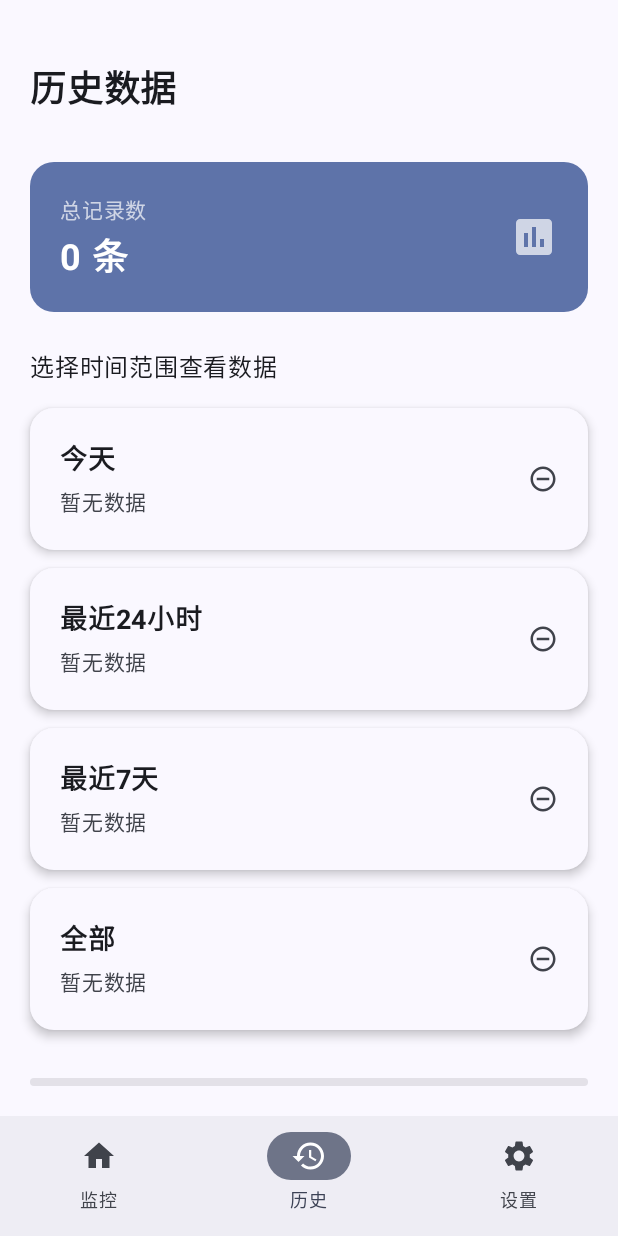
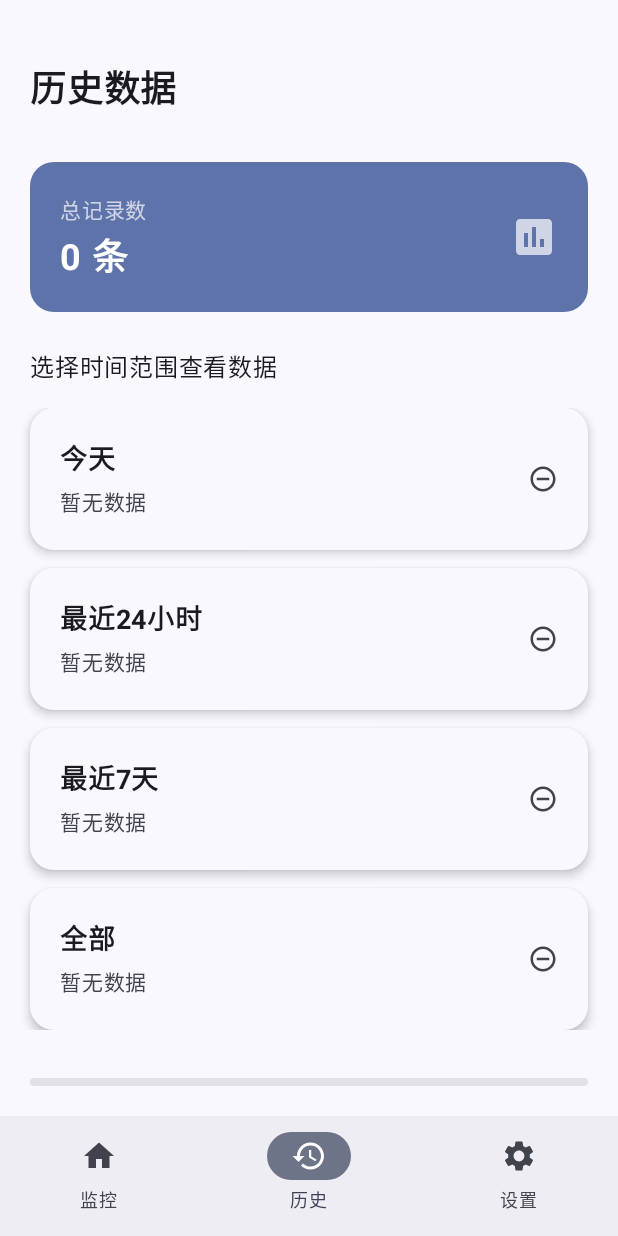
Before and after one commit to wurslu/xiaoji, an Android app built with Jetpack Compose: the HistoryScreen screen opened through its navigation route, on a phone screen of 412 x 824 dp. Run offline under Robolectric (Android 15) with nearby library versions, the phone set to English and light mode, and no system bars; our stand-ins replace Room's generated code; 1 statement that could not run was skipped.

Commit message:
18.84,修复样式

```diff
--- a/app/src/main/java/com/example/thebest/ui/compose/HistoryScreen.kt
+++ b/app/src/main/java/com/example/thebest/ui/compose/HistoryScreen.kt
@@ -1,13 +1,12 @@
 package com.example.thebest.ui.compose
 
 import androidx.compose.foundation.background
-import androidx.compose.foundation.gestures.Orientation
-import androidx.compose.foundation.gestures.scrollable
 import androidx.compose.foundation.layout.*
 import androidx.compose.foundation.lazy.LazyColumn
 import androidx.compose.foundation.lazy.items
 import androidx.compose.foundation.rememberScrollState
 import androidx.compose.foundation.shape.RoundedCornerShape
+import androidx.compose.foundation.verticalScroll
 import androidx.compose.material.icons.Icons
 import androidx.compose.material.icons.filled.*
 import androidx.compose.material3.*
@@ -52,7 +51,9 @@ fun HistoryScreen(
             )
         ) {
             Row(
-                modifier = Modifier.fillMaxWidth().padding(20.dp),
+                modifier = Modifier
+                    .fillMaxWidth()
+                    .padding(20.dp),
                 horizontalArrangement = Arrangement.SpaceBetween,
                 verticalAlignment = Alignment.CenterVertically
             ) {
@@ -100,7 +101,8 @@ fun HistoryScreen(
 
         // 时间范围选择卡片
         Column(
-            verticalArrangement = Arrangement.spacedBy(12.dp)
+            verticalArrangement = Arrangement.spacedBy(12.dp),
+            modifier = Modifier.verticalScroll(rememberScrollState())
         ) {
             HistoryViewModel.DateRange.entries.forEach { range ->
                 HistoryRangeCard(
@@ -252,7 +254,7 @@ fun HistoryDetailScreen(
     }
 
     Column(
-        modifier = Modifier.fillMaxSize().scrollable(state = rememberScrollState(), orientation = Orientation.Vertical)
+        modifier = Modifier.fillMaxSize()
     ) {
         // 顶部导航栏 - 简化样式
         Surface(
```
Also changed, not shown: 3 other files.
